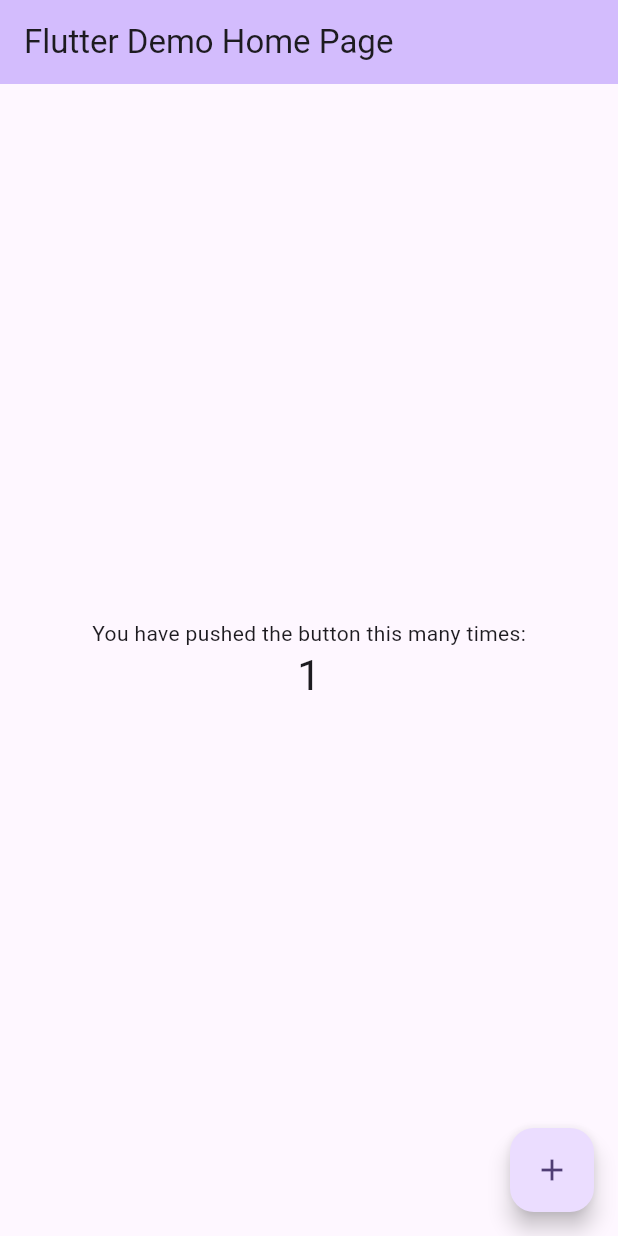
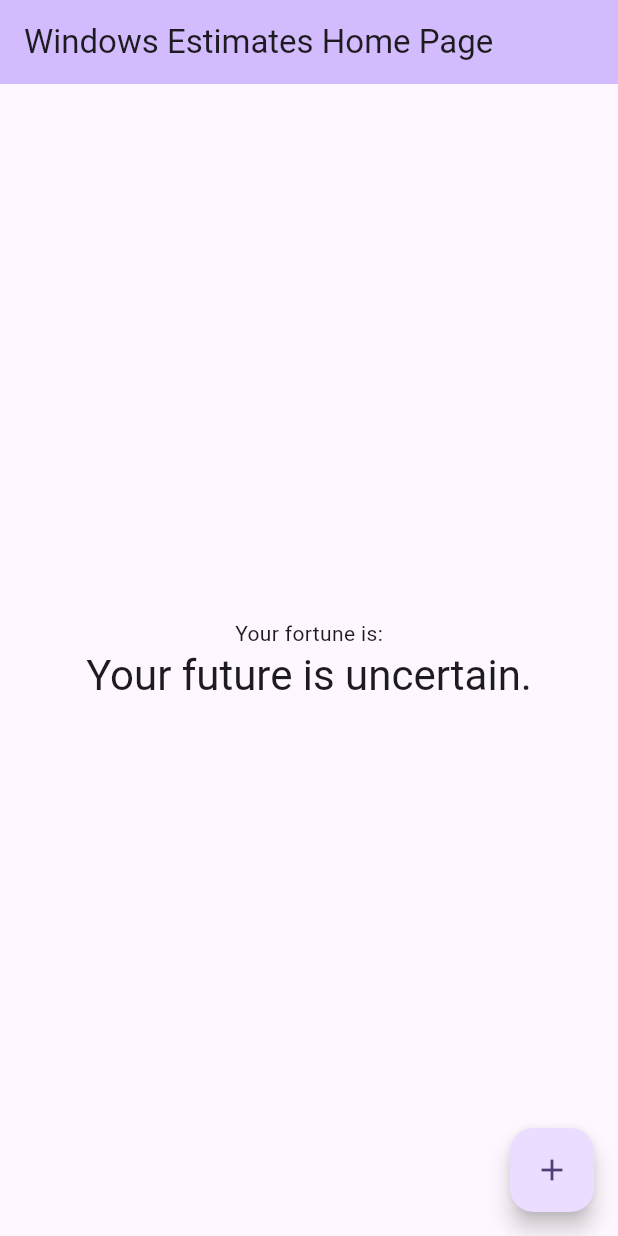
Before and after one commit to hozaifa4you/practice-flutter, a Flutter app: the screen it shows after launch, after a tap on the "add" icon, on a phone screen of 412 x 824 dp. Run offline on Flutter 3.47's test engine with Material 3 defaults, Android fonts, the light colour scheme and no system bars.

Commit message:
Get random fortune

```diff
--- a/lib/main.dart
+++ b/lib/main.dart
@@ -1,3 +1,5 @@
+import 'dart:math';
+
 import 'package:flutter/material.dart';
 
 void main() {
@@ -7,30 +9,12 @@ void main() {
 class MyApp extends StatelessWidget {
   const MyApp({super.key});
 
-  // This widget is the root of your application.
   @override
   Widget build(BuildContext context) {
     return MaterialApp(
-      title: 'Flutter Demo',
-      theme: ThemeData(
-        // This is the theme of your application.
-        //
-        // TRY THIS: Try running your application with "flutter run". You'll see
-        // the application has a purple toolbar. Then, without quitting the app,
-        // try changing the seedColor in the colorScheme below to Colors.green
-        // and then invoke "hot reload" (save your changes or press the "hot
-        // reload" button in a Flutter-supported IDE, or press "r" if you used
-        // the command line to start the app).
-        //
-        // Notice that the counter didn't reset back to zero; the application
-        // state is not lost during the reload. To reset the state, use hot
-        // restart instead.
-        //
-        // This works for code too, not just values: Most code changes can be
-        // tested with just a hot reload.
-        colorScheme: .fromSeed(seedColor: Colors.deepPurple),
-      ),
-      home: const MyHomePage(title: 'Flutter Demo Home Page'),
+      title: 'Windows Estimates',
+      theme: ThemeData(colorScheme: .fromSeed(seedColor: Colors.deepPurple)),
+      home: const MyHomePage(title: 'Windows Estimates Home Page'),
     );
   }
 }
@@ -38,14 +22,7 @@ class MyApp extends StatelessWidget {
 class MyHomePage extends StatefulWidget {
   const MyHomePage({super.key, required this.title});
 
-  // This widget is the home page of your application. It is stateful, meaning
-  // that it has a State object (defined below) that contains fields that affect
-  // how it looks.
-
-  // This class is the configuration for the state. It holds the values (in this
-  // case the title) provided by the parent (in this case the App widget) and
-  // used by the build method of the State. Fields in a Widget subclass are
-  // always marked "final".
+  final String _currentFortune = 'Your future is uncertain.';
 
   final String title;
 
@@ -55,66 +32,49 @@ class MyHomePage extends StatefulWidget {
 
 class _MyHomePageState extends State<MyHomePage> {
   int _counter = 0;
+  String? _currentFortune;
 
-  void _incrementCounter() {
+  final _fortuneList = [
+    'Your future is uncertain.',
+    'You will have a great day!',
+    'Success is on the horizon.',
+    'Challenges may arise, but you will overcome them.',
+    'A pleasant surprise awaits you.',
+  ];
+
+  void _randomFortune() {
+    var random = new Random();
+    final int fortune = random.nextInt(_fortuneList.length);
+
+    _currentFortune = _fortuneList[fortune];
+    print(_currentFortune);
     setState(() {
-      // This call to setState tells the Flutter framework that something has
-      // changed in this State, which causes it to rerun the build method below
-      // so that the display can reflect the updated values. If we changed
-      // _counter without calling setState(), then the build method would not be
-      // called again, and so nothing would appear to happen.
-      _counter++;
+      _currentFortune = _currentFortune;
     });
   }
 
   @override
   Widget build(BuildContext context) {
-    // This method is rerun every time setState is called, for instance as done
-    // by the _incrementCounter method above.
-    //
-    // The Flutter framework has been optimized to make rerunning build methods
-    // fast, so that you can just rebuild anything that needs updating rather
-    // than having to individually change instances of widgets.
     return Scaffold(
       appBar: AppBar(
-        // TRY THIS: Try changing the color here to a specific color (to
-        // Colors.amber, perhaps?) and trigger a hot reload to see the AppBar
-        // change color while the other colors stay the same.
         backgroundColor: Theme.of(context).colorScheme.inversePrimary,
-        // Here we take the value from the MyHomePage object that was created by
-        // the App.build method, and use it to set our appbar title.
         title: Text(widget.title),
       ),
       body: Center(
-        // Center is a layout widget. It takes a single child and positions it
-        // in the middle of the parent.
         child: Column(
-          // Column is also a layout widget. It takes a list of children and
-          // arranges them vertically. By default, it sizes itself to fit its
-          // children horizontally, and tries to be as tall as its parent.
-          //
-          // Column has various properties to control how it sizes itself and
-          // how it positions its children. Here we use mainAxisAlignment to
-          // center the children vertically; the main axis here is the vertical
-          // axis because Columns are vertical (the cross axis would be
-          // horizontal).
-          //
-          // TRY THIS: Invoke "debug painting" (choose the "Toggle Debug Paint"
-          // action in the IDE, or press "p" in the console), to see the
-          // wireframe for each widget.
           mainAxisAlignment: .center,
           children: [
-            const Text('You have pushed the button this many times:'),
+            Text("Your fortune is:"),
             Text(
-              '$_counter',
+              "${_currentFortune}",
               style: Theme.of(context).textTheme.headlineMedium,
             ),
           ],
         ),
       ),
       floatingActionButton: FloatingActionButton(
-        onPressed: _incrementCounter,
-        tooltip: 'Increment',
+        onPressed: _randomFortune,
+        tooltip: 'Random Fortune',
         child: const Icon(Icons.add),
       ),
     );
--- a/pubspec.yaml
+++ b/pubspec.yaml
@@ -1,8 +1,8 @@
 name: windowsestimates
-description: "A new Flutter project."
+description: "Windows Estimates is a Flutter application that provides users with estimates for various Windows-related tasks and projects. It offers a user-friendly interface to input project details and receive accurate estimates based on industry standards and best practices."
 # The following line prevents the package from being accidentally published to
 # pub.dev using `flutter pub publish`. This is preferred for private packages.
-publish_to: 'none' # Remove this line if you wish to publish to pub.dev
+publish_to: "none" # Remove this line if you wish to publish to pub.dev
 
 # The following defines the version and build number for your application.
 # A version number is three numbers separated by dots, like 1.2.43
@@ -51,7 +51,6 @@ dev_dependencies:
 
 # The following section is specific to Flutter packages.
 flutter:
-
   # The following line ensures that the Material Icons font is
   # included with your application, so that you can use the icons in
   # the material Icons class.
```
